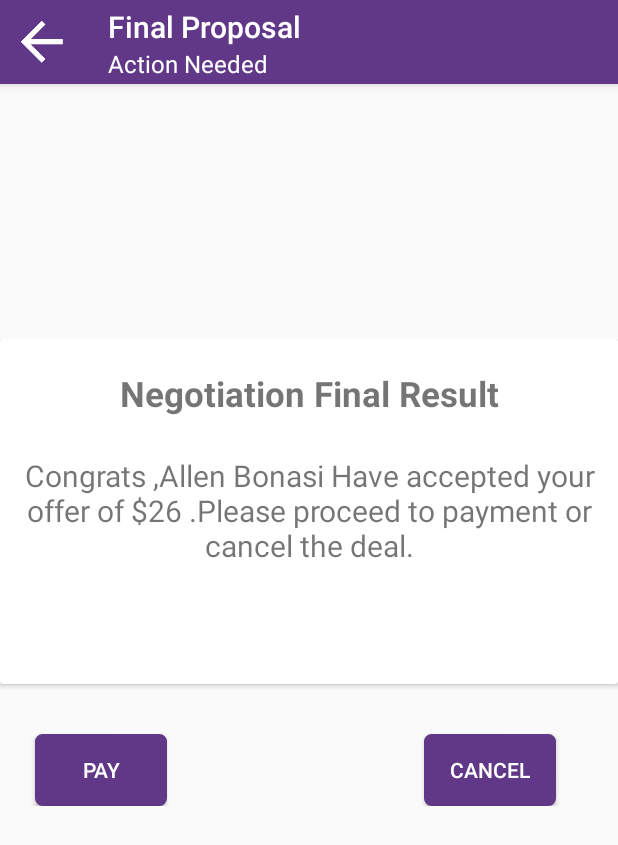
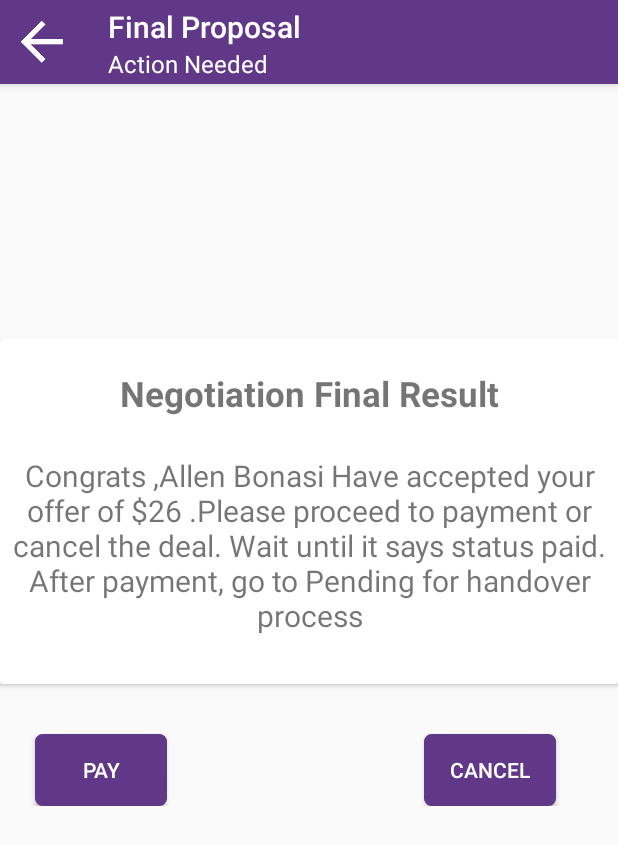
Before and after one commit to pridemore/wakho_app, an Android app: the layout payinit.xml on its own in the app's theme, with its tools: preview values and no code run, on a phone screen of 412 x 824 dp. Shown: the top 845 px of the screen. Run offline under Robolectric (Android 15) with nearby library versions, the phone set to English and light mode, and no system bars; Roboto replaces fonts that are not available here.

```diff
--- a/app/src/main/java/com/pamsillah/wakho/CartActivity.java
+++ b/app/src/main/java/com/pamsillah/wakho/CartActivity.java
@@ -144,7 +144,7 @@ public class CartActivity extends AppCompatActivity {
                         Toast.makeText(CartActivity.this, "", Toast.LENGTH_SHORT).show();
                         NotificationsSender.sendNotification(posts.getSubscriberId(),
                                 posts.getPostId() + "_" + MyApplication.getinstance().getSession().getAgent().getAgentId() + "_" + posts.getSubscriberId() + "_" + MyApplication.getinstance().getSession().getSubscriber().getPhone(),
-                                "Congrats Agent " + MyApplication.getinstance().getSession().getAgent().getCompanyName() + " accepted Your offer of $" + posts.getProposedFee() + " . Please proceed to payment or cancel the deal.",/*Message to be displayed on the notification*/
+                                "Congrats Agent " + MyApplication.getinstance().getSession().getAgent().getCompanyName() + " accepted Your offer of $" + posts.getProposedFee() + " . Please proceed to payment or cancel the deal. Wait until status is paid. After payment go to Pendings for handover.",/*Message to be displayed on the notification*/
                                 " Negotiations", /*Message title*/
                                 "accept" /*Notification type, You can use this to determine what activities to stack when the receiver clicks on the notification item*/
 
--- a/app/src/main/java/com/pamsillah/wakho/PendingActivity.java
+++ b/app/src/main/java/com/pamsillah/wakho/PendingActivity.java
@@ -107,8 +107,7 @@ public class PendingActivity extends Activity {
 
                         }
                         else if ((currentAgent != null) && (String.valueOf(currentAgent.getAgentId()).equals(p.getAgentID())) && (p.getStatus().contains("Paid.Waiting") )) {
-                            for (Subscriber a : MyApplication.getinstance().getSubscribers()
-                                    ) {
+                            for (Subscriber a : MyApplication.getinstance().getSubscribers()) {
                                 if (String.valueOf(a.getSubscriberId()).equals(p.getSubscriberId())) {
                                     p.setStatus(p.getStatus() + "#" + currentAgent.getCompanyName() + "#" + currentAgent.getCompanyLogo() + "#" + sub.getName() + " " + sub.getSurname());
 
--- a/app/src/main/java/com/pamsillah/wakho/SingleRequest.java
+++ b/app/src/main/java/com/pamsillah/wakho/SingleRequest.java
@@ -179,7 +179,7 @@ public class SingleRequest extends AppCompatActivity {
                                         .getSubscriber().getPhone(), "Congrats Agent "
                                         + MyApplication.getinstance().getSession().getAgent().
                                         getCompanyName() + " Have accepted Your offer of $" + posts.getProposedFee() + " " +
-                                        ". Please proceed to payment or cancel the deal.",/*Message to be displayed on the notification*/
+                                        ". Please proceed to payment or cancel the deal.Wait until status is paid. After payment go to Pendings for handover.",/*Message to be displayed on the notification*/
                                 " Negotiations", /*Message title*/
                                 "accept" /*Notification type, You can use this to determine what activities to stack when the receiver clicks on the notification item*/
 
--- a/app/src/main/java/com/pamsillah/wakho/UpdateParcel.java
+++ b/app/src/main/java/com/pamsillah/wakho/UpdateParcel.java
@@ -45,7 +45,7 @@ public class UpdateParcel extends AppCompatActivity {
         toolbar.setTitle("Post Delivery Update");
         toolbar.setSubtitle("delivery updates.");
         confirm = findViewById(R.id.confirm);
-        confirm.setTextColor(Color.BLACK);
+        confirm.setTextColor(Color.WHITE);
         towner = findViewById(R.id.towner);
         towner.setTextColor(Color.BLACK);
         stat = findViewById(R.id.stat);
--- a/app/src/main/java/com/pamsillah/wakho/Wallet.java
+++ b/app/src/main/java/com/pamsillah/wakho/Wallet.java
@@ -155,7 +155,7 @@ if(wallet ==null)
                     public void onClick(View v) {
 
                         Firebase mRef = new Firebase("https://wakhoapp.firebaseio.com/PayRequests/" + MyApplication.getinstance().session.getSubscriber().getSubscriberId());
-                        mRef.child("Message").setValue(subscriber.getName() + " Have requested payment the the job done" + "Here are this Agent Details Agent ID :" + agent.getAgentId() + " Drawable Amount : " + wallet.getDrawable() + ". Thank you");
+                        mRef.child("Message").setValue(subscriber.getName() + " Have requested payment for the job done" + "Here are this Agent Details Agent ID :" + agent.getAgentId() + " Drawable Amount : " + wallet.getDrawable() + ". Thank you");
                         dialog.dismiss();
                     }
                 });
--- a/app/src/main/java/com/pamsillah/wakho/app_settings/ConnectionConfig.java
+++ b/app/src/main/java/com/pamsillah/wakho/app_settings/ConnectionConfig.java
@@ -1,5 +1,5 @@
 package com.pamsillah.wakho.app_settings;
 
 public class ConnectionConfig {
-    public static final String BASE_URL="http://994dcbbc98d8.ngrok.io/wakho_service";
+    public static final String BASE_URL="http://87baef65f0a6.ngrok.io";
 }
--- a/app/src/main/res/layout/payinit.xml
+++ b/app/src/main/res/layout/payinit.xml
@@ -54,7 +54,7 @@
                     android:layout_alignParentStart="true"
                     android:layout_below="@+id/n"
                     android:layout_marginTop="25dp"
-                    android:text="Congrats ,Allen Bonasi Have accepted your offer of $26 .Please proceed to payment or cancel the deal."
+                    android:text="Congrats ,Allen Bonasi Have accepted your offer of $26 .Please proceed to payment or cancel the deal. Wait until it says status paid. After payment, go to Pending for handover process"
                     android:textAlignment="center"
                     android:textSize="20dp" />
 
--- a/app/src/main/res/layout/update_parcel.xml
+++ b/app/src/main/res/layout/update_parcel.xml
@@ -204,11 +204,11 @@
                 android:gravity="center"
                 android:id="@+id/confirm"
                 android:background="@drawable/my_button_bg"
-                android:textColor="@color/textColorPrimary"
                 android:layout_marginTop="10dp"
                 android:layout_marginBottom="10dp"
                 android:layout_width="257dp"
                 android:layout_height="wrap_content"
+                android:textColor="@color/colorTextPrimary"
                 android:text="Confirm" />
         </android.support.v7.widget.CardView>
 
```
